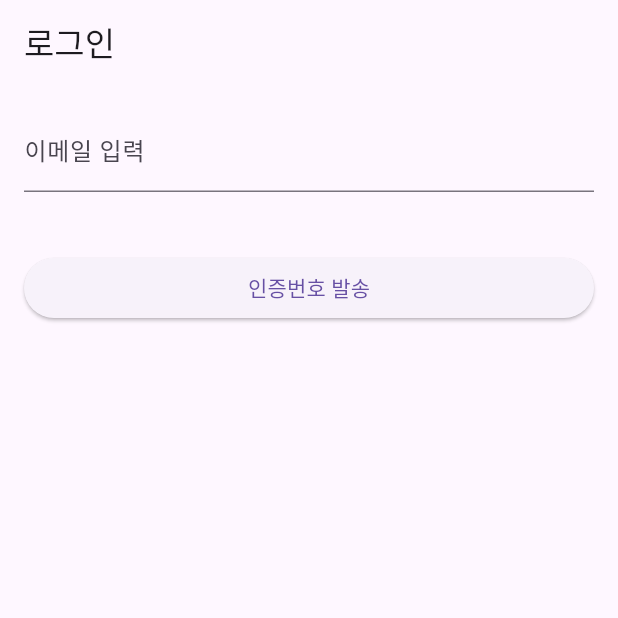
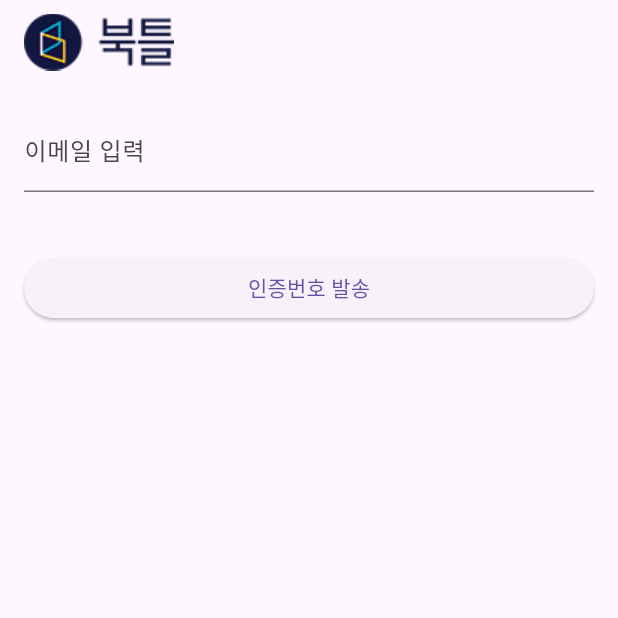
Before and after one commit to hackyeon/book_forest, a Flutter app: the screen it shows after launch, on a phone screen of 412 x 824 dp, the top half of it. Run offline on Flutter 3.47's test engine with Material 3 defaults, Android fonts, the phone set to English and light mode, and no system bars; our stand-ins replace fluttertoast, shared_preferences.

Commit message:
로고 이미지

```diff
--- a/lib/screens/login_screen.dart
+++ b/lib/screens/login_screen.dart
@@ -68,7 +68,9 @@ class _LoginScreenState extends State<LoginScreen> {
   Widget build(BuildContext context) {
     return Scaffold(
       appBar: AppBar(
-        title: Text('로그인'),
+        title: Image.asset(
+          'assets/images/bookswage_logo.png',
+        ),
       ),
       body: Padding(
         padding: const EdgeInsets.all(16.0),
--- a/pubspec.yaml
+++ b/pubspec.yaml
@@ -60,7 +60,8 @@ flutter:
   # included with your application, so that you can use the icons in
   # the material Icons class.
   uses-material-design: true
-
+  assets:
+    - assets/images/bookswage_logo.png
   # To add assets to your application, add an assets section, like this:
   # assets:
   #   - images/a_dot_burr.jpeg
```
Also changed, not shown: lib/screens/splash_screen.dart (+2 -6 lines), assets/images/bookswage_logo.png (added).
